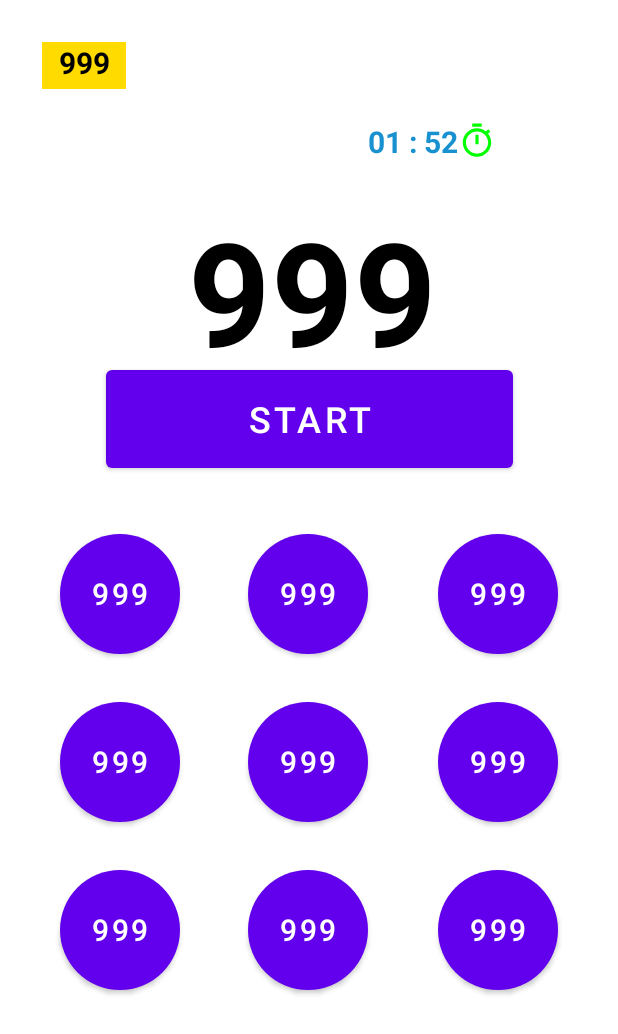
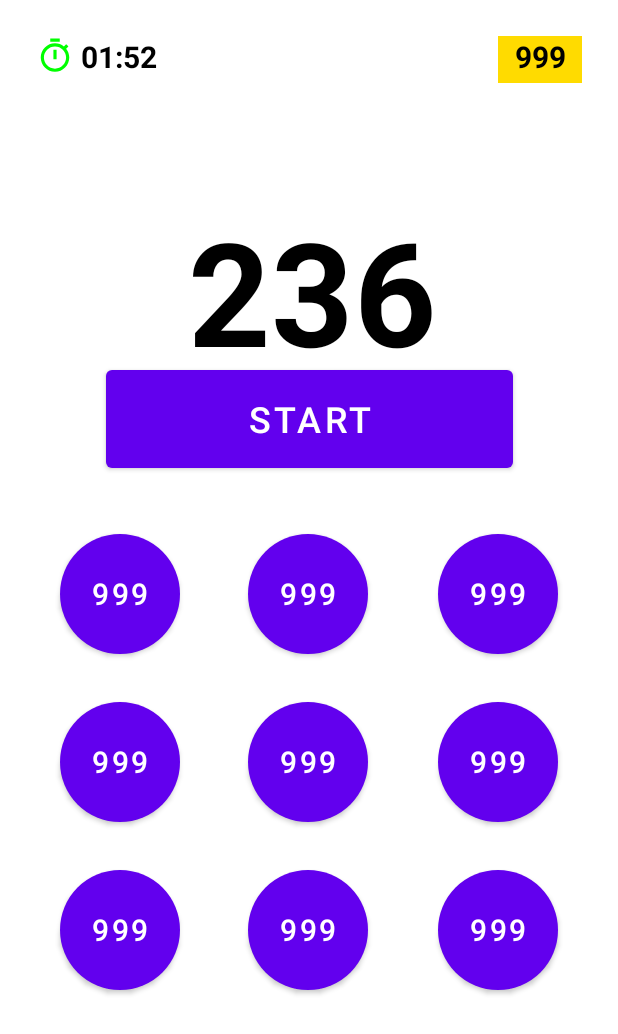
Before and after one commit to augsmachado/android_peg_solitaire, an Android app: the screen it shows after launch (MainActivity), on a phone screen of 412 x 824 dp. Shown: the top 1034 px of the screen. Run offline under Robolectric (Android 15) with nearby library versions, the phone set to English and light mode, and no system bars.

Commit message:
Add generate random number function

```diff
--- a/PegSolitaire/app/src/main/java/com/augsmachado/pegsolitaire/MainActivity.java
+++ b/PegSolitaire/app/src/main/java/com/augsmachado/pegsolitaire/MainActivity.java
@@ -4,18 +4,28 @@ import androidx.appcompat.app.AppCompatActivity;
 
 import android.os.Bundle;
 import android.os.CountDownTimer;
-import android.util.Log;
 import android.view.View;
-import android.widget.ProgressBar;
+import android.widget.Button;
 import android.widget.TextView;
 import android.widget.Toast;
 
 import java.util.Locale;
+import java.util.concurrent.ThreadLocalRandom;
 import java.util.concurrent.TimeUnit;
 
 public class MainActivity extends AppCompatActivity {
+    // Initialize constants
+    public static final int MAX_MILLISECONDS = 1000;
+    public static final int MAX_MINUTES = 2;
+    public static final int MAX_RANDOM = 1000;
+
     // Initialize variables
-    TextView mTimer;
+    private TextView mTimer;
+    private TextView mResults;
+
+
+
+
 
     @Override
     protected void onCreate(Bundle savedInstanceState) {
@@ -24,14 +34,19 @@ public class MainActivity extends AppCompatActivity {
         bindViews();
 
         // Initialize timer duration
-        long duration = TimeUnit.MINUTES.toMillis(2);
+        long duration = TimeUnit.MINUTES.toMillis(MAX_MINUTES);
+
+
+        // Generate random number
+        int randomNumber = generateRandomNumber();
+        mResults.setText(String.valueOf(randomNumber));
 
         // Initialize countdown timer
-        new CountDownTimer(duration, 1000) {
+        new CountDownTimer(duration, MAX_MILLISECONDS) {
             @Override
             public void onTick(long millisUntilFinished) {
                 // When tick, convert millisecond to minute and second
-                String sDuration = String.format(Locale.ENGLISH, "%02d : %02d",
+                String sDuration = String.format(Locale.ENGLISH, " %02d:%02d",
                         TimeUnit.MILLISECONDS.toMinutes(millisUntilFinished),
                         TimeUnit.MILLISECONDS.toSeconds(millisUntilFinished) -
                                 TimeUnit.MINUTES.toSeconds(TimeUnit.MILLISECONDS.toMinutes(millisUntilFinished)));
@@ -52,8 +67,17 @@ public class MainActivity extends AppCompatActivity {
 
     }
 
+
     private void bindViews(){
         // Initialize the components in view
         mTimer = findViewById(R.id.timer);
+
+        mResults = findViewById(R.id.results);
+
+
+    }
+
+    private int generateRandomNumber() {
+        return ThreadLocalRandom.current().nextInt(MAX_RANDOM);
     }
 }
--- a/PegSolitaire/app/src/main/res/layout/activity_main.xml
+++ b/PegSolitaire/app/src/main/res/layout/activity_main.xml
@@ -12,36 +12,28 @@
         android:id="@+id/scores"
         android:layout_width="56dp"
         android:layout_height="31dp"
-        android:layout_marginStart="28dp"
-        android:layout_marginTop="28dp"
-        android:layout_marginEnd="323dp"
-        android:layout_marginBottom="668dp"
+        android:layout_marginTop="24dp"
+        android:layout_marginEnd="24dp"
         android:background="@drawable/rect_scores"
         android:text="999"
         android:textAlignment="center"
         android:textColor="#000000"
         android:textSize="20sp"
         android:textStyle="bold"
-        app:layout_constraintBottom_toBottomOf="parent"
         app:layout_constraintEnd_toEndOf="parent"
-        app:layout_constraintHorizontal_bias="0.0"
-        app:layout_constraintStart_toStartOf="parent"
-        app:layout_constraintTop_toTopOf="parent"
-        app:layout_constraintVertical_bias="0.0" />
+        app:layout_constraintTop_toTopOf="parent" />
 
     <TextView
         android:id="@+id/timer"
         android:layout_width="wrap_content"
         android:layout_height="wrap_content"
-        android:layout_marginStart="245dp"
-        android:layout_marginTop="28dp"
-        android:layout_marginBottom="663dp"
-        android:drawableRight="@drawable/ic_baseline_timer_24"
+        android:layout_marginStart="24dp"
+        android:layout_marginTop="24dp"
+        android:drawableLeft="@drawable/ic_baseline_timer_24"
         android:textAlignment="center"
-        android:textColor="#1991d0"
+        android:textColor="@color/black"
         android:textSize="20sp"
         android:textStyle="bold"
-        app:layout_constraintBottom_toBottomOf="parent"
         app:layout_constraintStart_toStartOf="parent"
         app:layout_constraintTop_toTopOf="parent" />
 
@@ -204,7 +196,7 @@
         android:layout_height="wrap_content"
         android:layout_marginTop="136dp"
         android:layout_marginBottom="576dp"
-        android:text="999"
+        android:text=""
         android:textAlignment="center"
         android:textColor="#000000"
         android:textSize="96sp"
```
